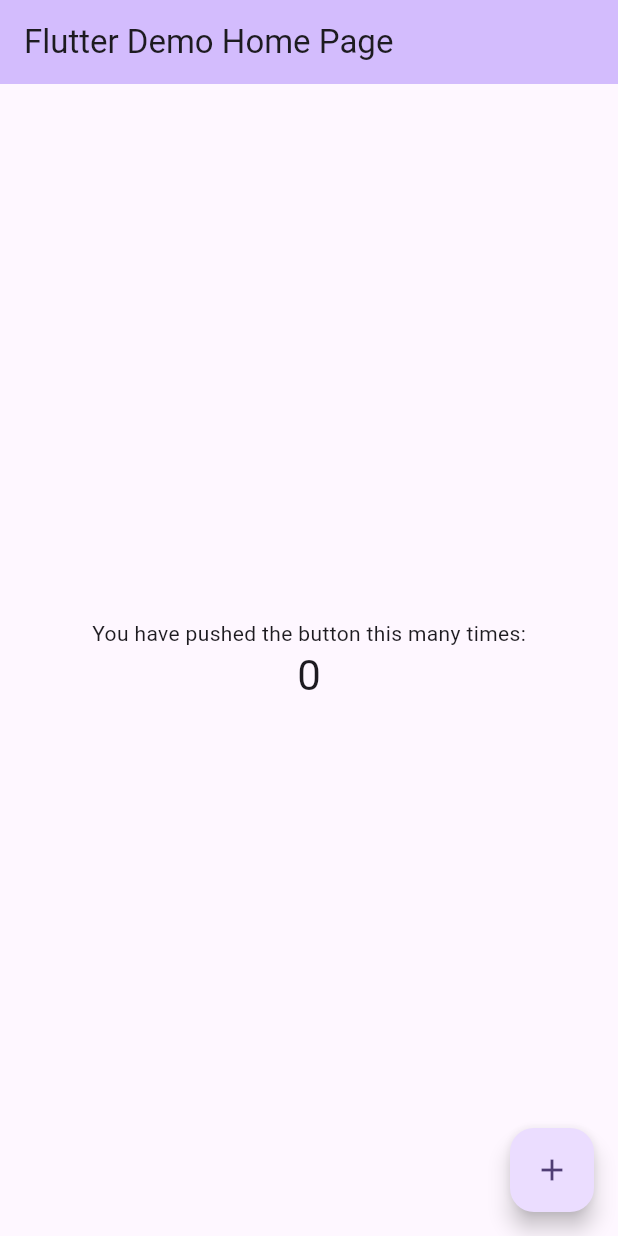
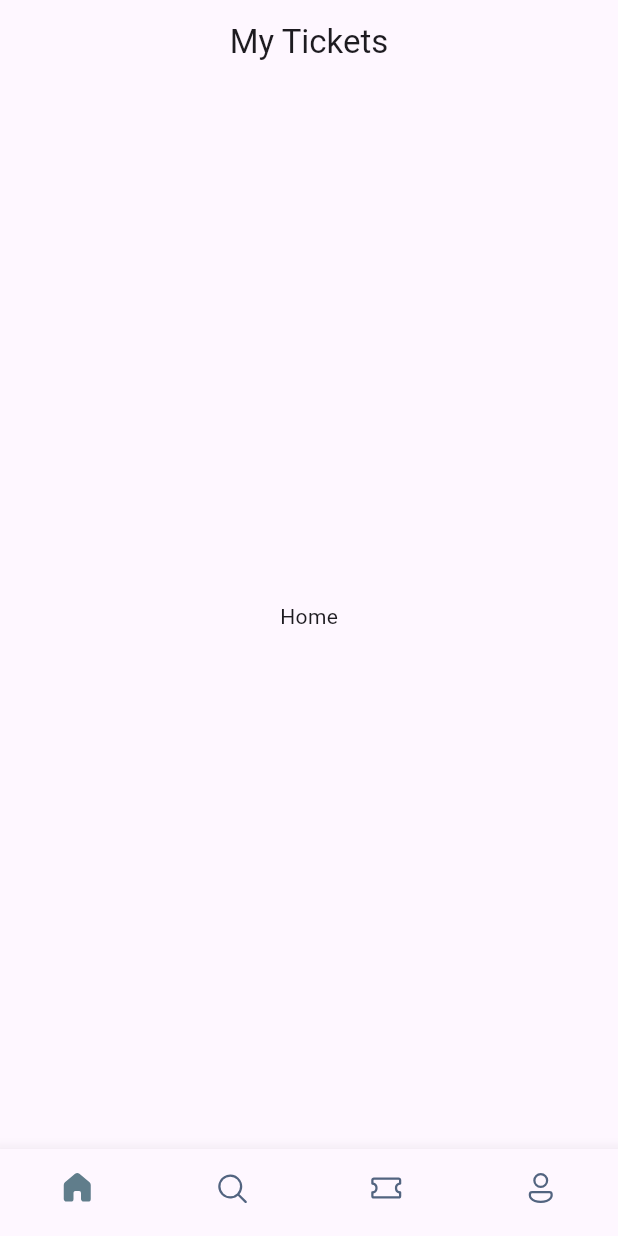
Before and after one commit to mehedi4958/ticket-booking, a Flutter app: the screen it shows after launch, on a phone screen of 412 x 824 dp. Run offline on Flutter 3.47's test engine with Material 2 defaults, Android fonts, the phone set to English and light mode, and no system bars; our stand-ins replace fluentui_icons.

Commit message:
bottom nav bar added with Fluent System Icons

```diff
--- a/lib/main.dart
+++ b/lib/main.dart
@@ -1,4 +1,5 @@
 import 'package:flutter/material.dart';
+import 'package:ticket_booking/screens/bottom_bar.dart';
 
 void main() {
   runApp(const MyApp());
@@ -13,113 +14,11 @@
     return MaterialApp(
       title: 'Flutter Demo',
       theme: ThemeData(
-        // This is the theme of your application.
-        //
-        // TRY THIS: Try running your application with "flutter run". You'll see
-        // the application has a blue toolbar. Then, without quitting the app,
-        // try changing the seedColor in the colorScheme below to Colors.green
-        // and then invoke "hot reload" (save your changes or press the "hot
-        // reload" button in a Flutter-supported IDE, or press "r" if you used
-        // the command line to start the app).
-        //
-        // Notice that the counter didn't reset back to zero; the application
-        // state is not lost during the reload. To reset the state, use hot
-        // restart instead.
-        //
-        // This works for code too, not just values: Most code changes can be
-        // tested with just a hot reload.
         colorScheme: ColorScheme.fromSeed(seedColor: Colors.deepPurple),
         useMaterial3: true,
       ),
-      home: const MyHomePage(title: 'Flutter Demo Home Page'),
+      debugShowCheckedModeBanner: false,
+      home: const BottomBar(),
     );
   }
 }
-
-class MyHomePage extends StatefulWidget {
-  const MyHomePage({super.key, required this.title});
-
-  // This widget is the home page of your application. It is stateful, meaning
-  // that it has a State object (defined below) that contains fields that affect
-  // how it looks.
-
-  // This class is the configuration for the state. It holds the values (in this
-  // case the title) provided by the parent (in this case the App widget) and
-  // used by the build method of the State. Fields in a Widget subclass are
-  // always marked "final".
-
-  final String title;
-
-  @override
-  State<MyHomePage> createState() => _MyHomePageState();
-}
-
-class _MyHomePageState extends State<MyHomePage> {
-  int _counter = 0;
-
-  void _incrementCounter() {
-    setState(() {
-      // This call to setState tells the Flutter framework that something has
-      // changed in this State, which causes it to rerun the build method below
-      // so that the display can reflect the updated values. If we changed
-      // _counter without calling setState(), then the build method would not be
-      // called again, and so nothing would appear to happen.
-      _counter++;
-    });
-  }
-
-  @override
-  Widget build(BuildContext context) {
-    // This method is rerun every time setState is called, for instance as done
-    // by the _incrementCounter method above.
-    //
-    // The Flutter framework has been optimized to make rerunning build methods
-    // fast, so that you can just rebuild anything that needs updating rather
-    // than having to individually change instances of widgets.
-    return Scaffold(
-      appBar: AppBar(
-        // TRY THIS: Try changing the color here to a specific color (to
-        // Colors.amber, perhaps?) and trigger a hot reload to see the AppBar
-        // change color while the other colors stay the same.
-        backgroundColor: Theme.of(context).colorScheme.inversePrimary,
-        // Here we take the value from the MyHomePage object that was created by
-        // the App.build method, and use it to set our appbar title.
-        title: Text(widget.title),
-      ),
-      body: Center(
-        // Center is a layout widget. It takes a single child and positions it
-        // in the middle of the parent.
-        child: Column(
-          // Column is also a layout widget. It takes a list of children and
-          // arranges them vertically. By default, it sizes itself to fit its
-          // children horizontally, and tries to be as tall as its parent.
-          //
-          // Column has various properties to control how it sizes itself and
-          // how it positions its children. Here we use mainAxisAlignment to
-          // center the children vertically; the main axis here is the vertical
-          // axis because Columns are vertical (the cross axis would be
-          // horizontal).
-          //
-          // TRY THIS: Invoke "debug painting" (choose the "Toggle Debug Paint"
-          // action in the IDE, or press "p" in the console), to see the
-          // wireframe for each widget.
-          mainAxisAlignment: MainAxisAlignment.center,
-          children: <Widget>[
-            const Text(
-              'You have pushed the button this many times:',
-            ),
-            Text(
-              '$_counter',
-              style: Theme.of(context).textTheme.headlineMedium,
-            ),
-          ],
-        ),
-      ),
-      floatingActionButton: FloatingActionButton(
-        onPressed: _incrementCounter,
-        tooltip: 'Increment',
-        child: const Icon(Icons.add),
-      ), // This trailing comma makes auto-formatting nicer for build methods.
-    );
-  }
-}
--- /dev/null
+++ b/lib/screens/bottom_bar.dart
@@ -0,0 +1,70 @@
+import 'package:fluentui_icons/fluentui_icons.dart';
+import 'package:flutter/material.dart';
+
+class BottomBar extends StatefulWidget {
+  const BottomBar({Key? key}) : super(key: key);
+
+  @override
+  State<BottomBar> createState() => _BottomBarState();
+}
+
+class _BottomBarState extends State<BottomBar> {
+  int _selectedIndex = 0;
+  static final List<Widget> _widgetOptions = [
+    const Text('Home'),
+    const Text('Search'),
+    const Text('Ticket'),
+    const Text('Profile'),
+  ];
+
+  void _onItemTapped(int index) {
+    setState(() {
+      _selectedIndex = index;
+    });
+  }
+
+  @override
+  Widget build(BuildContext context) {
+    return Scaffold(
+      appBar: AppBar(
+        title: const Text('My Tickets'),
+        centerTitle: true,
+      ),
+      body: Center(
+        child: _widgetOptions[_selectedIndex],
+      ),
+      bottomNavigationBar: BottomNavigationBar(
+        currentIndex: _selectedIndex,
+        onTap: _onItemTapped,
+        elevation: 10,
+        showUnselectedLabels: false,
+        showSelectedLabels: false,
+        selectedItemColor: Colors.blueGrey,
+        type: BottomNavigationBarType.fixed,
+        unselectedItemColor: const Color(0xFF526480),
+        items: const [
+          BottomNavigationBarItem(
+            icon: Icon(FluentSystemIcons.ic_fluent_home_regular),
+            activeIcon: Icon(FluentSystemIcons.ic_fluent_home_filled),
+            label: 'Home',
+          ),
+          BottomNavigationBarItem(
+            icon: Icon(FluentSystemIcons.ic_fluent_search_regular),
+            activeIcon: Icon(FluentSystemIcons.ic_fluent_search_filled),
+            label: 'Search',
+          ),
+          BottomNavigationBarItem(
+            icon: Icon(FluentSystemIcons.ic_fluent_ticket_regular),
+            activeIcon: Icon(FluentSystemIcons.ic_fluent_ticket_filled),
+            label: 'Ticket',
+          ),
+          BottomNavigationBarItem(
+            icon: Icon(FluentSystemIcons.ic_fluent_person_regular),
+            activeIcon: Icon(FluentSystemIcons.ic_fluent_person_filled),
+            label: 'Profile',
+          ),
+        ],
+      ),
+    );
+  }
+}
--- a/pubspec.yaml
+++ b/pubspec.yaml
@@ -35,6 +35,7 @@
   # The following adds the Cupertino Icons font to your application.
   # Use with the CupertinoIcons class for iOS style icons.
   cupertino_icons: ^1.0.2
+  fluentui_icons: ^1.0.0
 
 dev_dependencies:
   flutter_test:
```
Also changed, not shown: pubspec.lock.
